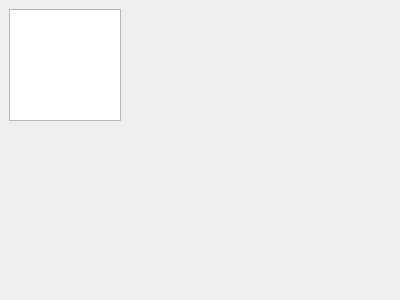
Before: the Qt Designer form sprites_test/widget.ui in dluschan/Coridor, drawn with Qt 5.
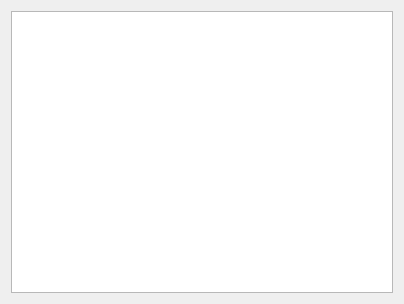
After: the same form once the commit is applied.

```diff
--- a/sprites_test/widget.ui
+++ b/sprites_test/widget.ui
@@ -6,23 +6,31 @@
    <rect>
     <x>0</x>
     <y>0</y>
-    <width>400</width>
-    <height>300</height>
+    <width>404</width>
+    <height>304</height>
    </rect>
   </property>
   <property name="windowTitle">
    <string>widget</string>
   </property>
-  <widget class="QGraphicsView" name="graphicsView">
-   <property name="geometry">
-    <rect>
-     <x>9</x>
-     <y>9</y>
-     <width>112</width>
-     <height>112</height>
-    </rect>
-   </property>
-  </widget>
+  <layout class="QGridLayout" name="gridLayout">
+   <item row="0" column="0">
+    <widget class="QGraphicsView" name="graphicsView">
+     <property name="enabled">
+      <bool>true</bool>
+     </property>
+     <property name="foregroundBrush">
+      <brush brushstyle="NoBrush">
+       <color alpha="255">
+        <red>0</red>
+        <green>0</green>
+        <blue>0</blue>
+       </color>
+      </brush>
+     </property>
+    </widget>
+   </item>
+  </layout>
  </widget>
  <layoutdefault spacing="6" margin="11"/>
  <resources/>
```
